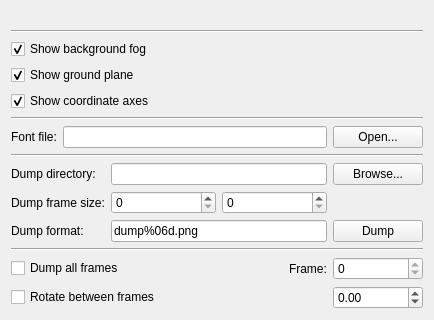
This is code/src/lib/visualization/View3dControl.ui in jmaye/mrtk as Qt 5 draws it before an edit; both pictures show x 0 to 434 and y 282 to 602 of the 434 by 602 pixel window. The edited form follows.
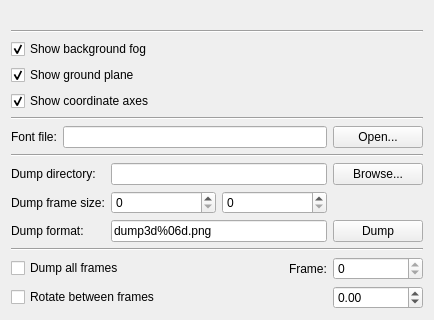
This is the edited form. Custom widgets are drawn as their Qt base class.

Patch:
```diff
--- a/code/src/lib/visualization/View3dControl.ui
+++ b/code/src/lib/visualization/View3dControl.ui
@@ -385,7 +385,7 @@
         <string/>
        </property>
        <property name="text">
-        <string>dump%06d.png</string>
+        <string>dump3d%06d.png</string>
        </property>
       </widget>
      </item>
```
